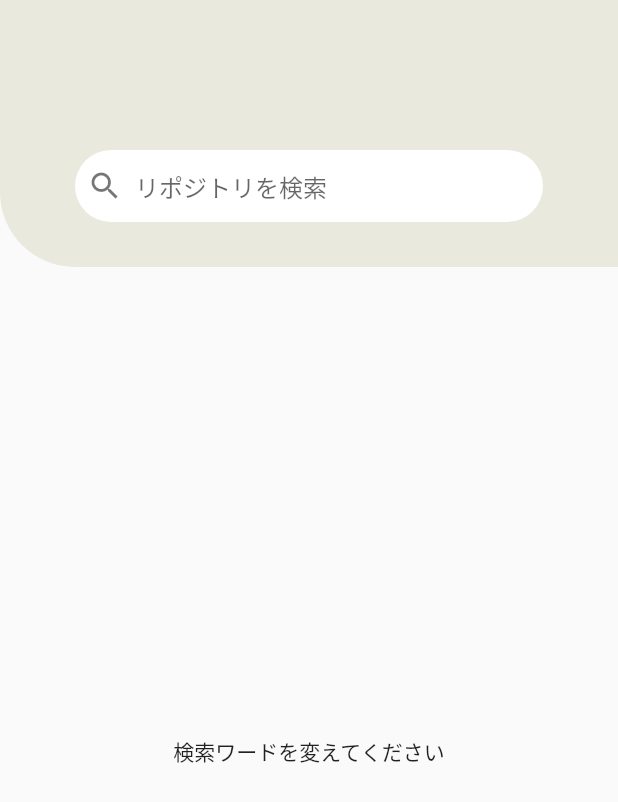
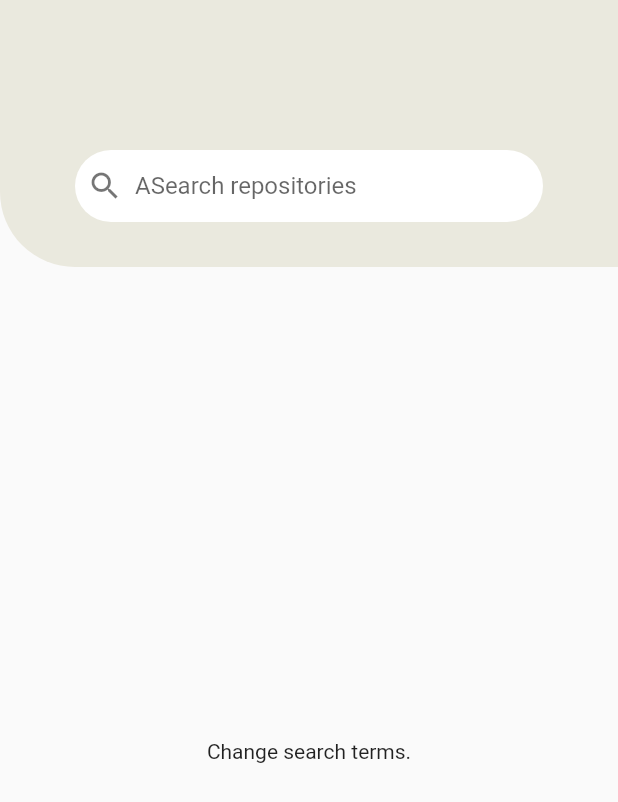
Before and after one commit to IkemotoNanako/yumemi-flutter, a Flutter app: the screen it shows after launch, on a phone screen of 412 x 824 dp. Shown: the top 802 px of the screen. Run offline on Flutter 3.47's test engine with Material 2 defaults, Android fonts, the light colour scheme and no system bars; our stand-ins replace flutter_riverpod; generated files the repository leaves out were written again.

Commit message:
多言語対応

```diff
--- /dev/null
+++ b/lib/l10n/app_en.arb
@@ -0,0 +1,6 @@
+{
+    "@@locale":"en",
+    "errorMessage": "An invalid request has been sent.",
+    "noResultMessage": "Change search terms.",
+    "searchHint": "ASearch repositories"
+}
--- /dev/null
+++ b/lib/l10n/app_ja.arb
@@ -0,0 +1,6 @@
+{
+    "@@locale":"ja",
+    "errorMessage": "不正なリクエストが送信されました",
+    "noResultMessage": "検索ワードを変えてください",
+    "searchHint": "リポジトリを検索"
+  }
--- a/lib/main.dart
+++ b/lib/main.dart
@@ -1,6 +1,7 @@
 import 'package:flutter/material.dart';
 import 'package:flutter_riverpod/flutter_riverpod.dart';
 import 'package:yumemi_flutter/ui/search_page/search_page.dart';
+import 'package:flutter_gen/gen_l10n/app_localizations.dart';
 
 void main() {
   runApp(
@@ -16,6 +17,8 @@ class MainApp extends StatelessWidget {
   @override
   Widget build(BuildContext context) {
     return MaterialApp(
+      localizationsDelegates: AppLocalizations.localizationsDelegates,
+      supportedLocales: AppLocalizations.supportedLocales,
       theme: ThemeData.light(),
       darkTheme: ThemeData.dark(),
       home: const MyHomePage(),
--- a/lib/ui/search_page/result/build_list_card.dart
+++ b/lib/ui/search_page/result/build_list_card.dart
@@ -1,7 +1,7 @@
 import 'package:flutter/material.dart';
 import 'package:flutter_riverpod/flutter_riverpod.dart';
 import 'package:yumemi_flutter/provider/provider.dart';
-
+import 'package:flutter_gen/gen_l10n/app_localizations.dart';
 import 'repository_card.dart';
 
 class BuildListCard extends ConsumerWidget {
@@ -35,12 +35,14 @@ class BuildListCard extends ConsumerWidget {
           mainAxisAlignment: MainAxisAlignment.center,
           children: [
             Text(statusCode.toString()),
-            const Text('不正なリクエストが送信されました')
+            Text(AppLocalizations.of(context).errorMessage)
           ],
         )),
       );
     } else {
-      return const Expanded(child: Center(child: Text('検索ワードを変えてください')));
+      return Expanded(
+          child: Center(
+              child: Text(AppLocalizations.of(context).noResultMessage)));
     }
   }
 }
--- a/lib/ui/search_page/search/search_field.dart
+++ b/lib/ui/search_page/search/search_field.dart
@@ -1,6 +1,6 @@
 import 'package:flutter/material.dart';
 import 'package:flutter_riverpod/flutter_riverpod.dart';
-
+import 'package:flutter_gen/gen_l10n/app_localizations.dart';
 import '../../../provider/provider.dart';
 import '../../../service/search_repository.dart';
 
@@ -21,7 +21,8 @@ class SearchField extends ConsumerWidget {
               .watch(repositoryProvider.notifier)
               .update((state) => state = repository);
         },
-        decoration: const InputDecoration(
-            border: InputBorder.none, hintText: 'リポジトリを検索'));
+        decoration: InputDecoration(
+            border: InputBorder.none,
+            hintText: AppLocalizations.of(context).searchHint));
   }
 }
--- a/pubspec.yaml
+++ b/pubspec.yaml
@@ -12,7 +12,9 @@ dependencies:
   flutter_riverpod: ^2.1.3
   http: ^0.13.5
   url_launcher: ^6.1.8
-
+  flutter_localizations:
+    sdk: flutter
+  intl: ^0.17.0
 dev_dependencies:
   flutter_test:
     sdk: flutter
@@ -20,3 +22,4 @@ dev_dependencies:
 
 flutter:
   uses-material-design: true
+  generate: true
```
Also changed, not shown: pubspec.lock.
